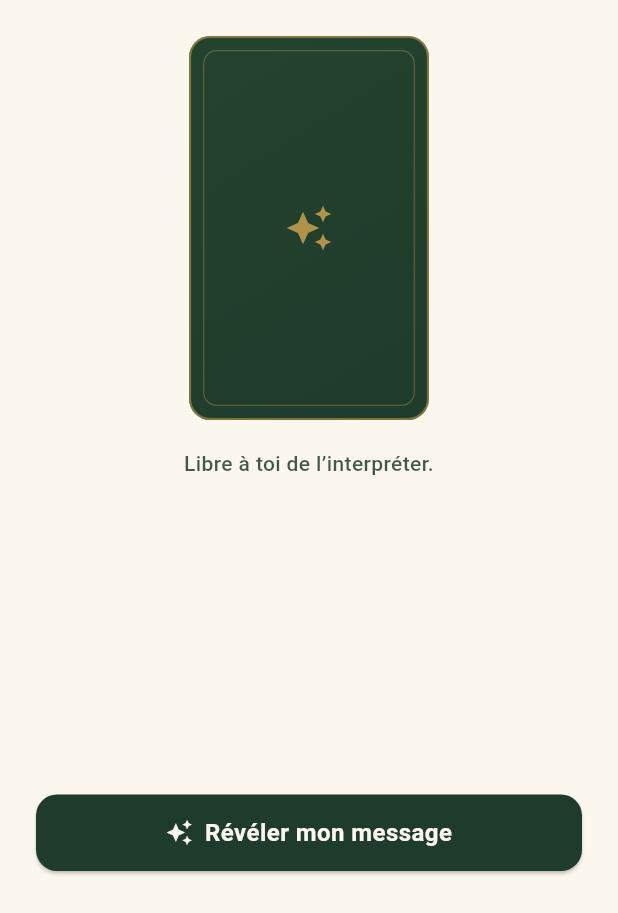
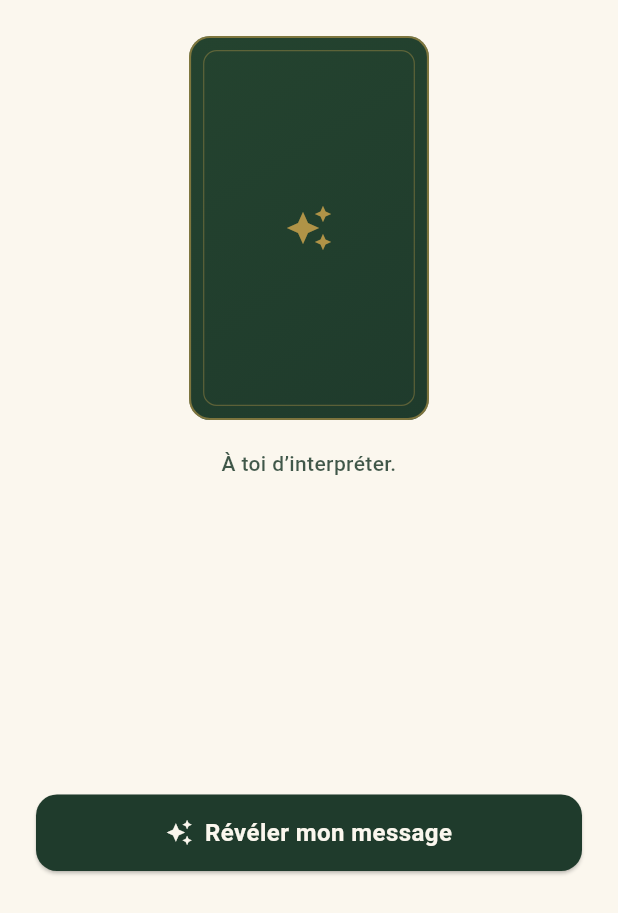
Before and after one commit to LalithWonderful/pile-ou-face, a Flutter app: the screen it shows after launch, after a tap on "Découvrir mon message du jour", on a phone screen of 412 x 824 dp, the part 323-1236 px from its top. Run offline on Flutter 3.47's test engine with Material 3 defaults, Android fonts, the phone set to English and light mode, and no system bars; our stand-ins replace share_plus, shared_preferences.

Commit message:
ux: shorten daily message interpretation footer
Replace "Libre à toi de l'interpréter." with "À toi d'interpréter."
wherever it appears in the UI for consistency. The shorter phrasing
keeps the user-empowering meaning while feeling less like a legal
disclaimer.

Touched the three production surfaces that displayed the old line
(daily idle hint, daily revealed footer, home footer) and the two
test assertions that pinned it. Apostrophes stay typographic to
match the rest of the project.

flutter analyze clean, 57/57 tests green.

Co-Authored-By: Claude Opus 4.7 (1M context) <noreply@anthropic.com>

```diff
--- a/lib/features/tarot/presentation/screens/home_screen.dart
+++ b/lib/features/tarot/presentation/screens/home_screen.dart
@@ -91,7 +91,7 @@ class HomeScreen extends StatelessWidget {
                       _IntentButtonsGrid(onTap: (i) => _openIntent(context, i)),
                       const Spacer(flex: 3),
                       Text(
-                        'Libre à toi de l’interpréter.',
+                        'À toi d’interpréter.',
                         textAlign: TextAlign.center,
                         style: textTheme.bodyMedium?.copyWith(
                           color: AppColors.deepGreen,
--- a/lib/features/tarot/presentation/screens/reading_screen.dart
+++ b/lib/features/tarot/presentation/screens/reading_screen.dart
@@ -73,7 +73,7 @@ class _ReadingScreenState extends State<ReadingScreen> {
       widget.isDaily ? 'Révéler mon message' : 'Révéler le tirage';
 
   String get _idleHint => widget.isDaily
-      ? 'Libre à toi de l’interpréter.'
+      ? 'À toi d’interpréter.'
       : 'Prends un instant, puis révèle ton tirage.';
 
   Future<void> _reveal() async {
@@ -446,7 +446,7 @@ class _DailyFooterState extends State<_DailyFooter> {
         ),
         const SizedBox(height: 14),
         Text(
-          'Libre à toi de l’interpréter.',
+          'À toi d’interpréter.',
           textAlign: TextAlign.center,
           style: textTheme.bodyMedium?.copyWith(
             color: AppColors.deepGreen,
```
Also changed, not shown: 2 other files.
